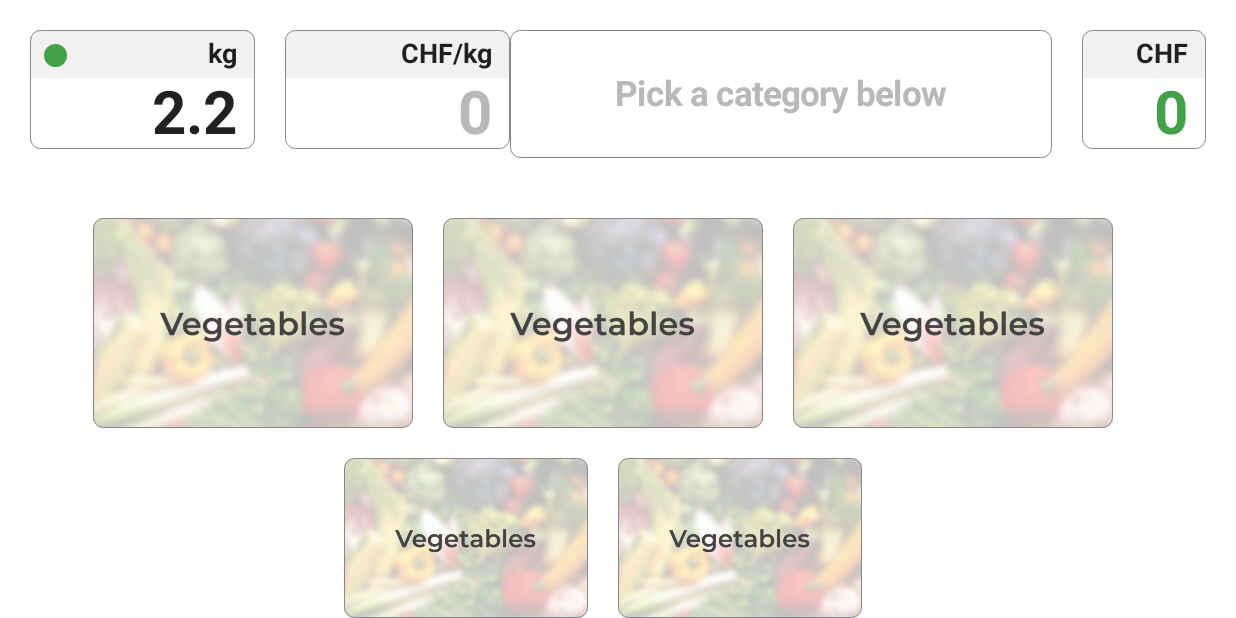
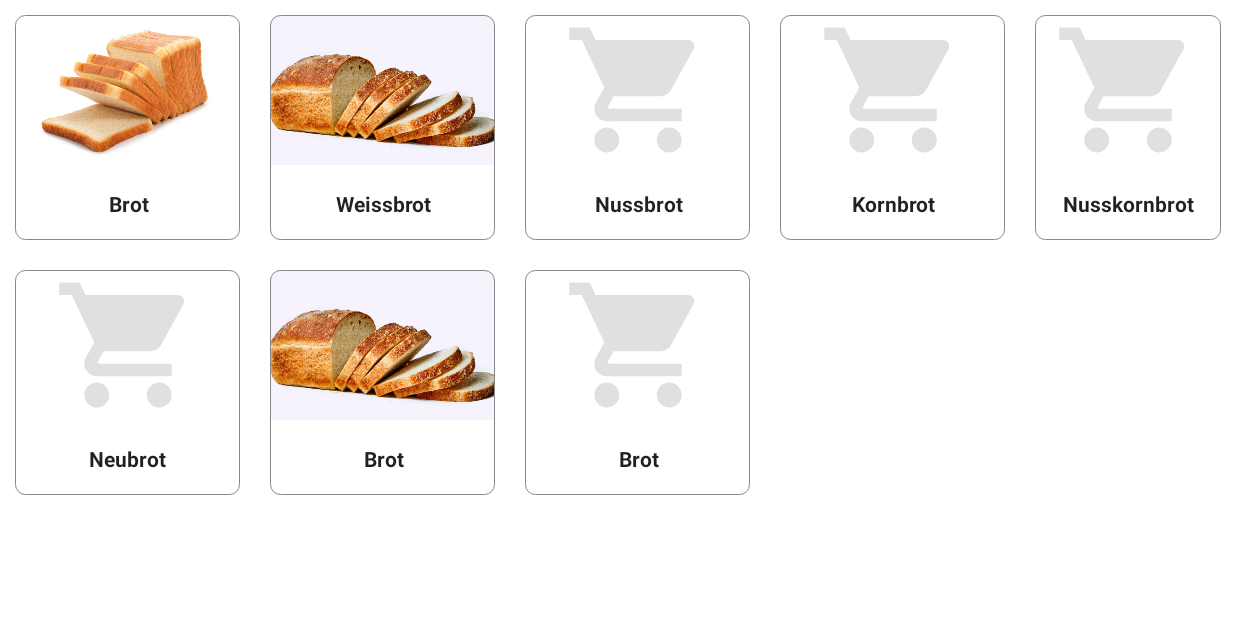
Before and after one commit to Matantsew/ComposeTest, an Android app built with Jetpack Compose: the screen it shows after launch (MainActivity), on a phone screen of 824 x 412 dp (held sideways). Run offline under Robolectric (Android 15) with nearby library versions, the phone set to English and light mode, and no system bars.

Commit message:
ComposableGridView

```diff
--- a/app/src/main/java/com/example/comptest/CategoryFragment.kt
+++ b/app/src/main/java/com/example/comptest/CategoryFragment.kt
@@ -4,31 +4,19 @@ import android.os.Bundle
 import android.view.LayoutInflater
 import android.view.View
 import android.view.ViewGroup
-import androidx.compose.foundation.Image
-import androidx.compose.foundation.background
-import androidx.compose.foundation.clickable
 import androidx.compose.foundation.layout.*
-import androidx.compose.foundation.lazy.LazyRow
-import androidx.compose.foundation.lazy.items
-import androidx.compose.material.Card
 import androidx.compose.material.Surface
-import androidx.compose.material.Text
 import androidx.compose.runtime.Composable
-import androidx.compose.runtime.remember
 import androidx.compose.ui.Alignment
 import androidx.compose.ui.Modifier
 import androidx.compose.ui.platform.ComposeView
 import androidx.compose.ui.platform.ViewCompositionStrategy
-import androidx.compose.ui.res.painterResource
 import androidx.compose.ui.tooling.preview.Preview
 import androidx.compose.ui.unit.dp
-import androidx.compose.ui.unit.sp
 import androidx.fragment.app.Fragment
 import com.example.comptest.ui.BaseCardViewShape
-import com.example.comptest.ui.ProductItem
+import com.example.comptest.ui.CategoryItem
 import com.example.comptest.ui.theme.CompTestTheme
-import com.example.comptest.ui.theme.LightPink
-import com.example.comptest.ui.theme.TransparentWhite
 
 class CategoryFragment : Fragment(){
 
@@ -51,27 +39,27 @@ class CategoryFragment : Fragment(){
 
     @Preview
     @Composable
-    fun CreateCategories(){
+    private fun CreateCategories(){
 
         Column(horizontalAlignment = Alignment.CenterHorizontally, verticalArrangement = Arrangement.Center) {                                                     // Categories
             Row(modifier = Modifier.padding(top = 20.dp, bottom = 20.dp)) {
                 BaseCardViewShape(clickable = true, endPadding = 20.dp) {
-                    ProductItem()
+                    CategoryItem()
                 }
                 BaseCardViewShape(clickable = true, endPadding = 20.dp) {
-                    ProductItem()
+                    CategoryItem()
                 }
                 BaseCardViewShape(clickable = true, endPadding = 20.dp) {
-                    ProductItem()
+                    CategoryItem()
                 }
             }
 
             Row {
                 BaseCardViewShape(clickable = true, endPadding = 20.dp) {
-                    ProductItem()
+                    CategoryItem()
                 }
                 BaseCardViewShape(clickable = true, endPadding = 20.dp) {
-                    ProductItem()
+                    CategoryItem()
                 }
             }
         }
--- a/app/src/main/java/com/example/comptest/HomeFragment.kt
+++ b/app/src/main/java/com/example/comptest/HomeFragment.kt
@@ -53,11 +53,11 @@ class HomeFragment : Fragment() {
         ) {                                                                                                 // Top info row
             Row() {
                 BaseCardViewShape(endPadding = 20.dp) {
-                    WeightView(value = 2.20)
+                    WeightView(value = 4.35)
                 }
 
                 BaseCardViewShape {
-                    PricePerKGView(0.0)
+                    PricePerKGView(1.85)
                 }
             }
 
--- a/app/src/main/java/com/example/comptest/MainActivity.kt
+++ b/app/src/main/java/com/example/comptest/MainActivity.kt
@@ -1,28 +1,75 @@
 package com.example.comptest
 
 import android.os.Bundle
+import androidx.activity.compose.setContent
 import androidx.activity.viewModels
+import androidx.compose.foundation.layout.*
+import androidx.compose.material.ScrollableTabRow
+import androidx.compose.runtime.Composable
+import androidx.compose.ui.Alignment
+import androidx.compose.ui.Modifier
+import androidx.compose.ui.unit.dp
 import androidx.fragment.app.FragmentActivity
+import com.example.comptest.SampleData.products
+import com.example.comptest.ui.BaseCardViewShape
+import com.example.comptest.ui.ComposableGridView
+import com.example.comptest.ui.ProductItem
+import com.example.comptest.ui.theme.CompTestTheme
 
 class MainActivity : FragmentActivity() {
 
     override fun onCreate(savedInstanceState: Bundle?) {
         super.onCreate(savedInstanceState)
-        setContentView(R.layout.activity_main)
+        //setContentView(R.layout.activity_main)
 
         val testViewModel: TestViewModel by viewModels()
 
-        val menuFragment = HomeFragment()
-        val categoryFragment = CategoryFragment()
+        setContent {
+            TestGrid()
+        }
+    }
 
-        supportFragmentManager
-            .beginTransaction()
-            .replace(R.id.top_info_container, menuFragment)
-            .commit()
+    @Composable
+    fun TestGrid(){
+        CompTestTheme{
+            ComposableGridView(cols = 7, products){
+                BaseCardViewShape(clickable = true, allPadding = 10.dp) {
+                    ProductItem(pictureId = it.imageId, productName = it.content)
+                }
+            }
+        }
+    }
 
-        supportFragmentManager
-            .beginTransaction()
-            .replace(R.id.categories_container, categoryFragment)
-            .commit()
+    @Composable
+    fun CreateProducts(){
+
+        CompTestTheme{
+            Column(modifier = Modifier.padding(10.dp), horizontalAlignment = Alignment.CenterHorizontally, verticalArrangement = Arrangement.Center) {                                                     // Categories
+                Row(modifier = Modifier.padding(top = 20.dp, bottom = 20.dp)) {
+                    BaseCardViewShape(clickable = true, endPadding = 20.dp) {
+                        ProductItem(R.drawable.sliced_bread, "Sliced bread")
+                    }
+                    BaseCardViewShape(clickable = true, endPadding = 20.dp) {
+                        ProductItem(R.drawable.bread, "Bread")
+                    }
+                    BaseCardViewShape(clickable = true, endPadding = 20.dp) {
+                        ProductItem(R.drawable.vege_pic, "Vege")
+                    }
+                }
+
+                Row {
+                    BaseCardViewShape(clickable = true, endPadding = 20.dp) {
+                        ProductItem(R.drawable.photo, "Hello there! I'm trying to lengthen the text:)")
+                    }
+                    BaseCardViewShape(clickable = true, endPadding = 20.dp) {
+                        ProductItem(R.drawable.vege_pic, "Cherries from Canada")
+                    }
+                    BaseCardViewShape(clickable = true, endPadding = 20.dp) {
+                        ProductItem(productName = "Apple")
+                    }
+                }
+            }
+
+        }
     }
 }
--- a/app/src/main/java/com/example/comptest/SampleData.kt
+++ b/app/src/main/java/com/example/comptest/SampleData.kt
@@ -10,6 +10,7 @@ object SampleData {
         add(Product("Nussbrot", null))
         add(Product("Kornbrot", null))
         add(Product("Nusskornbrot", null))
+        add(Product("Neu brot", null))
         add(Product("Brot", R.drawable.bread))
         add(Product("Neubrot", null))
         add(Product("Brot", R.drawable.bread))
--- a/app/src/main/java/com/example/comptest/ui/ComposeComponents.kt
+++ b/app/src/main/java/com/example/comptest/ui/ComposeComponents.kt
@@ -6,17 +6,13 @@ import androidx.compose.foundation.shape.RoundedCornerShape
 import androidx.compose.material.Card
 import androidx.compose.material.Text
 import androidx.compose.runtime.Composable
-import androidx.compose.ui.Alignment
 import androidx.compose.ui.Alignment.Companion.Center
+import androidx.compose.ui.Alignment.Companion.CenterHorizontally
 import androidx.compose.ui.Alignment.Companion.CenterVertically
 import androidx.compose.ui.Alignment.Companion.End
 import androidx.compose.ui.Modifier
 import androidx.compose.ui.draw.clip
-import androidx.compose.ui.graphics.BlendMode
 import androidx.compose.ui.graphics.Color
-import androidx.compose.ui.graphics.drawscope.Fill
-import androidx.compose.ui.graphics.drawscope.Stroke
-import androidx.compose.ui.layout.ContentScale
 import androidx.compose.ui.res.painterResource
 import androidx.compose.ui.text.style.TextAlign
 import androidx.compose.ui.tooling.preview.Preview
@@ -110,7 +106,7 @@ fun InfoView(info: String){
 }
 
 @Composable
-fun ProductItem(){
+fun CategoryItem(){
 
     Box {
 
@@ -123,14 +119,58 @@ fun ProductItem(){
     }
 }
 
+@Composable
+fun ProductItem(pictureId: Int? = null, productName: String? = null){
+
+    val picId = pictureId ?: R.drawable.ic_baseline_local_grocery_store_24
+    val prodName = productName ?: "product"
+
+    Column(modifier = Modifier.width(150.dp).height(150.dp), verticalArrangement = Arrangement.SpaceBetween) {
+        Image(modifier = Modifier.fillMaxWidth().height(100.dp),
+            painter = painterResource(id = picId),
+            contentDescription = "Product photo")
+
+        Text(text = prodName,
+            modifier = Modifier
+                .align(CenterHorizontally)
+                .padding(bottom = 15.dp, start = 10.dp, end = 10.dp),
+            fontSize = 14.sp,
+            textAlign = TextAlign.Center)
+    }
+}
+
+@Composable
+fun <T> ComposableGridView(
+    cols: Int = 1,
+    list: List<T>,
+    rowModifier: Modifier = Modifier,
+    colModifier: Modifier = Modifier,
+    child: @Composable (dataModal: T) -> Unit
+) {
+
+    val rows = (list.size / cols) + (if (list.size % cols > 0) 1 else 0)
+
+    Column(modifier = colModifier) {
+
+        for (r in 0 until rows) {
+            Row(modifier = rowModifier, horizontalArrangement = Arrangement.SpaceAround) {
+                for (cell in 0 until cols) {
+                    val i = (r * cols) + cell
+                    if (i < list.size) { child(list[i]) } else { break }
+                }
+            }
+        }
+    }
+}
 
 
 // Components: **************************************************************************************************************************************
 
 @Composable
-fun BaseCardViewShape(clickable: Boolean = false, endPadding: Dp = 0.dp, function: @Composable BoxScope.() -> Unit) {
+fun BaseCardViewShape(clickable: Boolean = false, allPadding: Dp = 0.dp, endPadding: Dp = 0.dp, function: @Composable BoxScope.() -> Unit) {
 
     Card(modifier = Modifier
+        .padding(allPadding)
         .padding(end = endPadding)
         .border(width = 0.5.dp, color = Color.Gray, shape = RoundedCornerShape(7.dp))
         .clip(RoundedCornerShape(7.dp))
@@ -143,7 +183,9 @@ fun BaseCardViewShape(clickable: Boolean = false, endPadding: Dp = 0.dp, functio
 @Composable
 fun MarkerOnScaleCircle(markerColor: Color){
 
-    Box(modifier = Modifier.width(30.dp).height(30.dp), contentAlignment = Center) {
+    Box(modifier = Modifier
+        .width(30.dp)
+        .height(30.dp), contentAlignment = Center) {
 
             Canvas(modifier = Modifier
                 .padding(top = 3.dp, start = 3.dp)
```
Also changed, not shown: app/src/main/java/com/example/comptest/OtherGridView.kt (added, +45 -0 lines), app/src/main/java/com/example/comptest/ui/Extensions.kt (added, +8 -0 lines).
